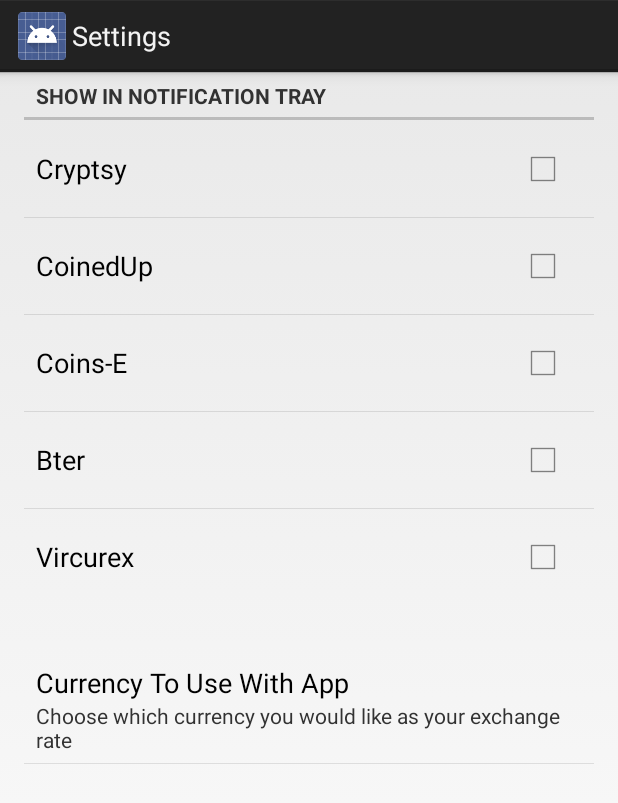
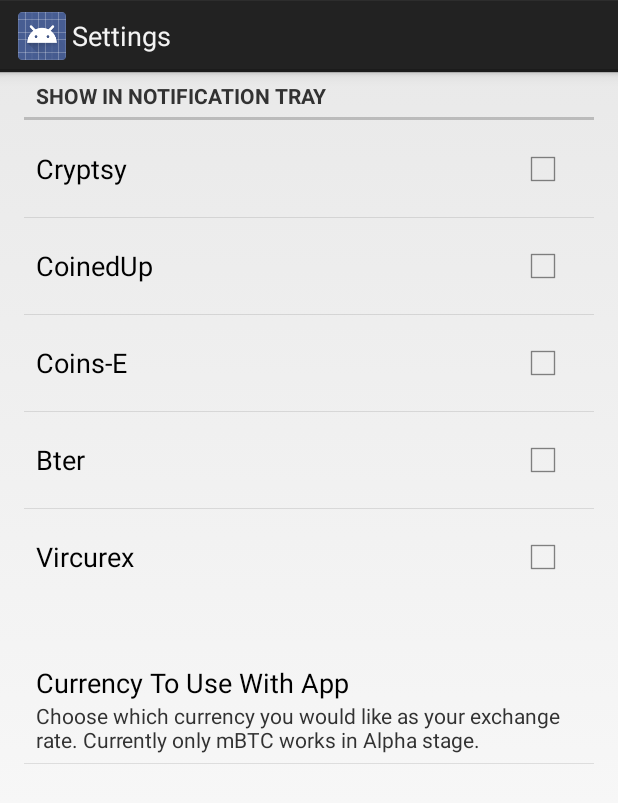
Before and after one commit to christophior/DogecoinTicker, an Android app: the Settings screen opened directly, with no data from a screen before it, on a phone screen of 412 x 824 dp. Shown: the top 803 px of the screen. Run offline under Robolectric (Android 15) with nearby library versions, the phone set to English and light mode, and no system bars.

Commit message:
updated settings to only allow mBTC

```diff
--- a/DogecoinTicker/src/main/res/values/arrays.xml
+++ b/DogecoinTicker/src/main/res/values/arrays.xml
@@ -2,6 +2,7 @@
 <resources>
 
     <string-array name="list_currencies">
+        <!-- Only mBTC currently works  -->
         <item>@string/satoshi_currency</item>
         <item>@string/BTC_currency</item>
         <item>@string/mBTC_currency</item>
--- a/DogecoinTicker/src/main/res/xml/preferences.xml
+++ b/DogecoinTicker/src/main/res/xml/preferences.xml
@@ -39,7 +39,7 @@
         <ListPreference
             android:key="currency_to_use"
             android:title="Currency To Use With App"
-            android:summary="Choose which currency you would like as your exchange rate"
+            android:summary="Choose which currency you would like as your exchange rate. Currently only mBTC works in Alpha stage."
             android:defaultValue="@string/mBTC_currency"
             android:entries="@array/list_currencies"
             android:entryValues="@array/list_currencies" />
```
